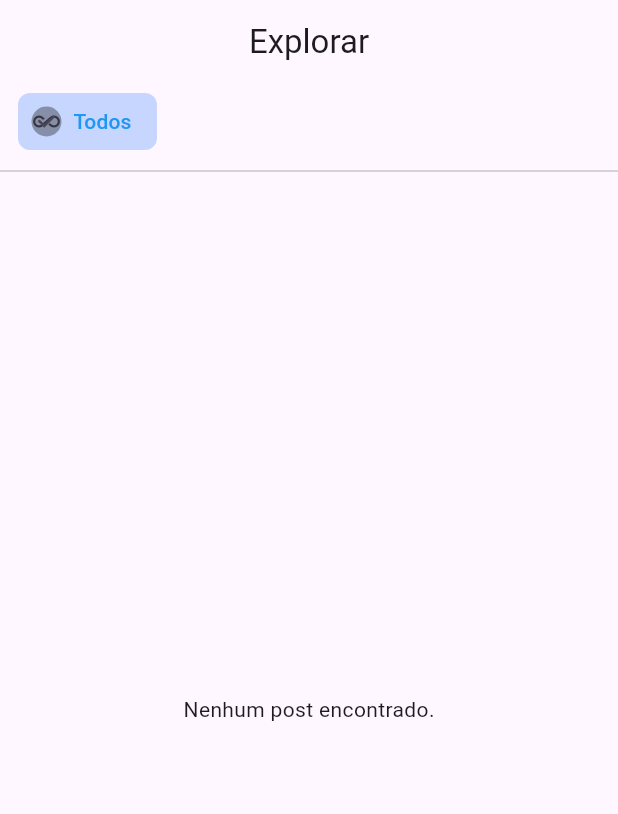
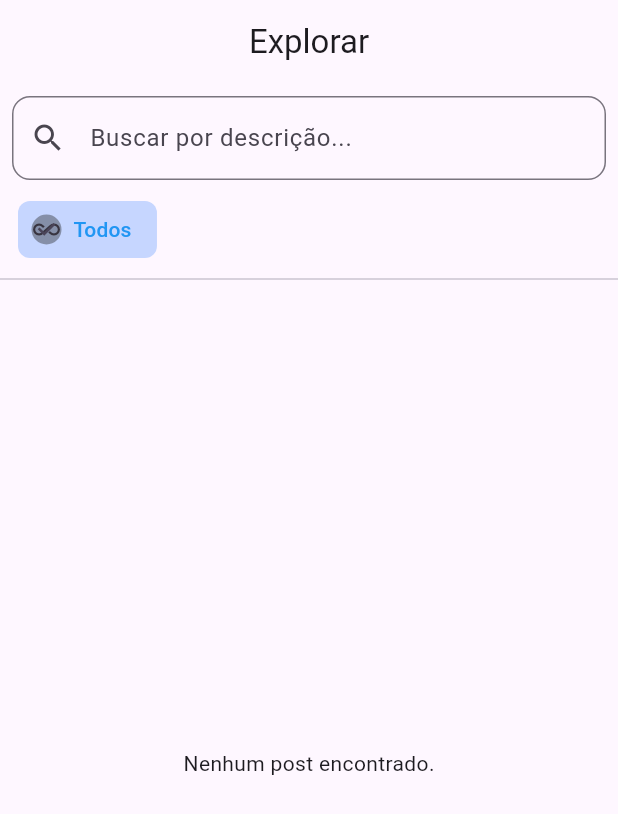
Before and after one commit to vncorrea/framehub, a Flutter app: the ExploreScreen screen opened directly, on a phone screen of 412 x 824 dp. Shown: the top 814 px of the screen. Run offline on Flutter 3.47's test engine with Material 3 defaults, Android fonts, the phone set to English and light mode, and no system bars; our stand-ins replace camera, cloud_firestore, device_preview, firebase_auth, firebase_core, firebase_storage and 2 more; accounts and stored records are empty.

Commit message:
feat: add serch in the explorer

```diff
--- a/lib/viewmodels/explore_viewmodel.dart
+++ b/lib/viewmodels/explore_viewmodel.dart
@@ -11,7 +11,12 @@ class ExploreViewModel extends ChangeNotifier {
   List<Tag> get tags => _tags;
 
   List<Post> _posts = [];
-  List<Post> get posts => _posts;
+  List<Post> get posts {
+    if (_searchQuery.isEmpty) return _posts;
+    return _posts.where((post) =>
+      post.caption.toLowerCase().contains(_searchQuery)
+    ).toList();
+  }
 
   String? _selectedTag;
   String? get selectedTag => _selectedTag;
@@ -24,6 +29,9 @@ class ExploreViewModel extends ChangeNotifier {
 
   String? _errorMessage;
   String? get errorMessage => _errorMessage;
+
+  String _searchQuery = '';
+  String get searchQuery => _searchQuery;
 
   StreamSubscription<List<Post>>? _postsSubscription;
 
@@ -73,6 +81,11 @@ class ExploreViewModel extends ChangeNotifier {
     _listenToPosts();
   }
 
+  void updateSearchQuery(String query) {
+    _searchQuery = query.toLowerCase();
+    notifyListeners();
+  }
+
   @override
   void dispose() {
     _postsSubscription?.cancel();
--- a/lib/views/screens/explore_screen.dart
+++ b/lib/views/screens/explore_screen.dart
@@ -47,6 +47,19 @@ class ExploreScreen extends StatelessWidget {
             return Column(
               crossAxisAlignment: CrossAxisAlignment.start,
               children: [
+                Padding(
+                  padding: const EdgeInsets.all(8.0),
+                  child: TextField(
+                    decoration: InputDecoration(
+                      hintText: 'Buscar por descrição...',
+                      prefixIcon: Icon(Icons.search),
+                      border: OutlineInputBorder(
+                        borderRadius: BorderRadius.circular(12),
+                      ),
+                    ),
+                    onChanged: viewModel.updateSearchQuery,
+                  ),
+                ),
                 // Seção de Tags
                 Container(
                   height: 50,
```
